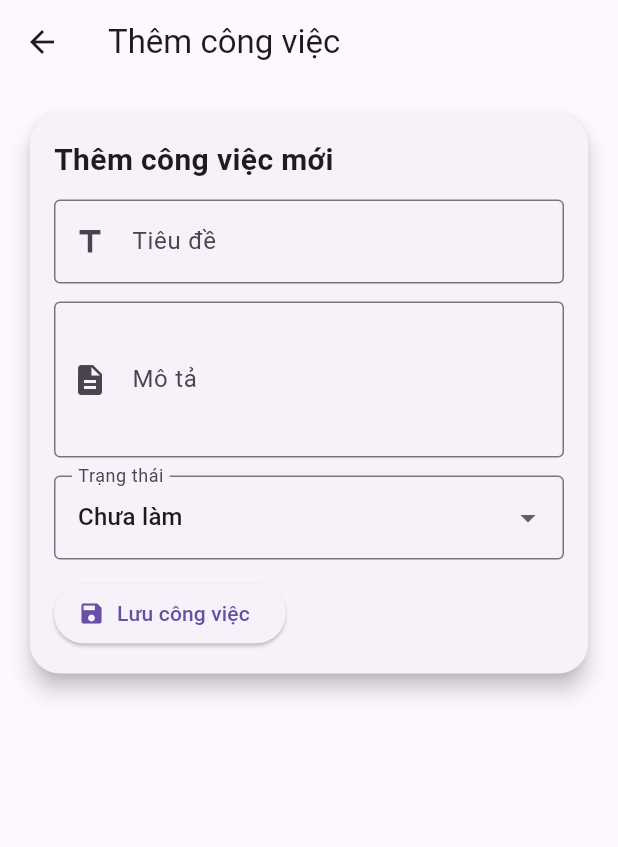
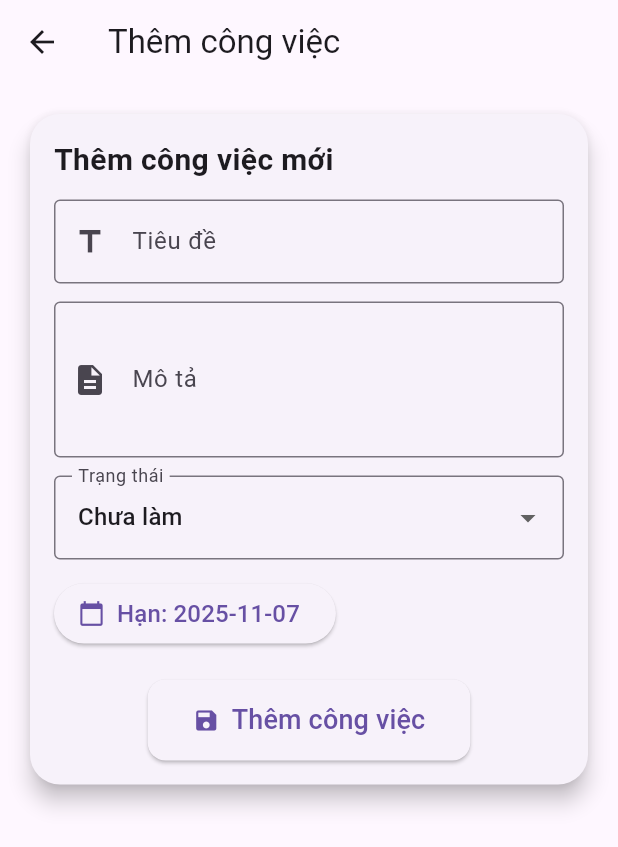
Before and after one commit to Zephyr054/2025_LTTBDD_N05_Nhom_7, a Flutter app: the screen it shows after launch, after a tap on the "add" icon, on a phone screen of 412 x 824 dp. Shown: the top 847 px of the screen. Run offline on Flutter 3.47's test engine with Material 3 defaults, Android fonts, the phone set to English and light mode, and no system bars.

Commit message:
Update add_task_screen.dart

```diff
--- a/lib/screens/add_task_screen.dart
+++ b/lib/screens/add_task_screen.dart
@@ -69,19 +69,63 @@ class _AddTaskScreenState extends State<AddTaskScreen> {
                 ),
                 const SizedBox(height: 12),
                 ElevatedButton.icon(
-                  icon: const Icon(Icons.save),
-                  onPressed: () {
-                    widget.onAdd(
-                      Task(
+                  icon: const Icon(Icons.calendar_today),
+                  label: Text(
+                    'Hạn: ${_deadline.toString().split(' ')[0]}',
+                    style: const TextStyle(fontSize: 16),
+                  ),
+                  onPressed: () async {
+                    final pickedDate = await showDatePicker(
+                      context: context,
+                      initialDate: _deadline,
+                      firstDate: DateTime.now(),
+                      lastDate: DateTime(2100),
+                    );
+                    if (pickedDate != null) {
+                      setState(() => _deadline = pickedDate);
+                    }
+                  },
+                ),
+                const SizedBox(height: 20),
+                //Nút thêm công việc mới
+                Center(
+                  child: ElevatedButton.icon(
+                    icon: const Icon(Icons.save),
+                    label: const Text(
+                      'Thêm công việc',
+                      style: TextStyle(fontSize: 18),
+                    ),
+                    style: ElevatedButton.styleFrom(
+                      padding: const EdgeInsets.symmetric(
+                        horizontal: 30,
+                        vertical: 14,
+                      ),
+                      shape: RoundedRectangleBorder(
+                        borderRadius: BorderRadius.circular(12),
+                      ),
+                    ),
+                    onPressed: () {
+                      if (_titleCtrl.text.trim().isEmpty) {
+                        ScaffoldMessenger.of(context).showSnackBar(
+                          const SnackBar(
+                            content: Text('Vui lòng nhập tiêu đề'),
+                          ),
+                        );
+                        return;
+                      }
+
+                      final newTask = Task(
+                        id: DateTime.now().millisecondsSinceEpoch.toString(),
                         title: _titleCtrl.text,
                         description: _descCtrl.text,
                         status: _status,
                         deadline: _deadline,
-                      ),
-                    );
-                    Navigator.pop(context);
-                  },
-                  label: const Text('Lưu công việc'),
+                      );
+
+                      widget.onAdd(newTask); // Gửi task về trang chính
+                      Navigator.pop(context); // Quay lại trang trước
+                    },
+                  ),
                 ),
               ],
             ),
```
